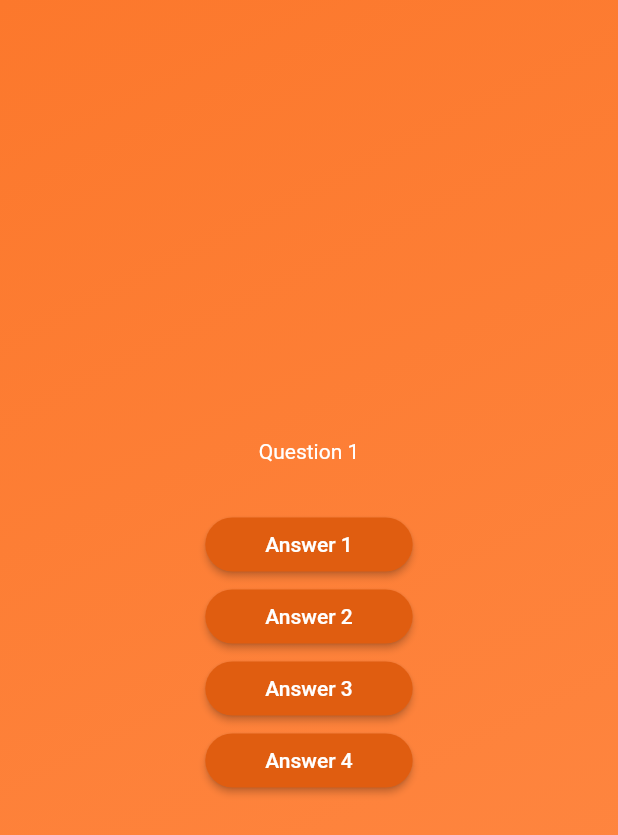
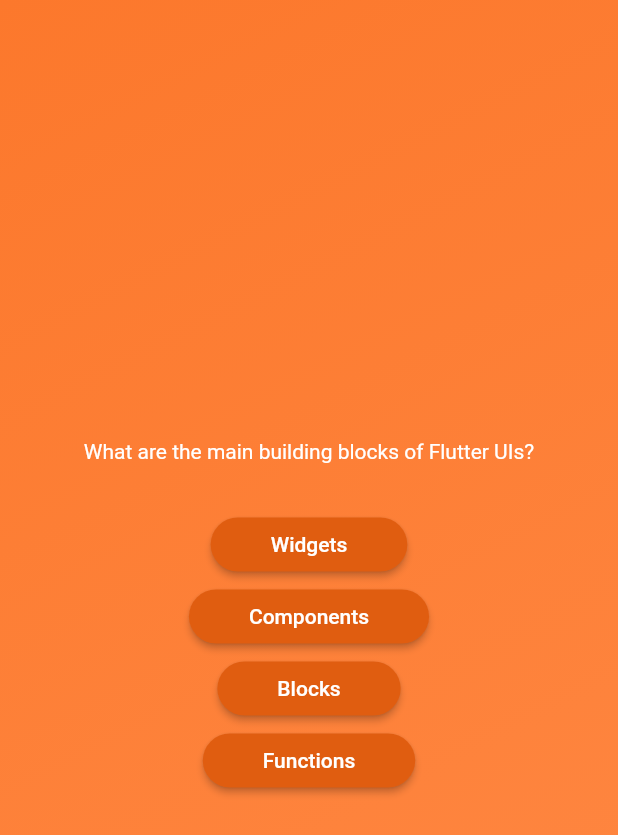
Before and after one commit to destorted93/quiz_app, a Flutter app: the screen it shows after launch, after a tap on "Start Quiz", on a phone screen of 412 x 824 dp. Shown: the top 835 px of the screen. Run offline on Flutter 3.47's test engine with Material 2 defaults, Android fonts, the phone set to English and light mode, and no system bars.

Commit message:
mapped the list and use spread operator to build the list of answers

```diff
--- a/lib/answer_button.dart
+++ b/lib/answer_button.dart
@@ -1,9 +1,10 @@
 import "package:flutter/material.dart";
 
 class AnswerButton extends StatelessWidget {
-  const AnswerButton({super.key, required this.anserText, required this.onTap});
+  const AnswerButton(
+      {super.key, required this.answerText, required this.onTap});
 
-  final String anserText;
+  final String answerText;
   final void Function() onTap;
 
   @override
@@ -21,7 +22,7 @@ class AnswerButton extends StatelessWidget {
           borderRadius: BorderRadius.circular(40),
         ),
       ),
-      child: Text(anserText),
+      child: Text(answerText),
     );
   }
 }
--- a/lib/questions_screen.dart
+++ b/lib/questions_screen.dart
@@ -1,5 +1,6 @@
 import "package:flutter/material.dart";
 import "package:quiz_app/answer_button.dart";
+import "package:quiz_app/data/questions.dart";
 
 class QuestionsScreen extends StatefulWidget {
   const QuestionsScreen({super.key});
@@ -13,32 +14,23 @@ class QuestionsScreen extends StatefulWidget {
 class _QuestionsScreenState extends State<QuestionsScreen> {
   @override
   Widget build(context) {
+    final currentQuestion = questions[0];
+
     return SizedBox(
       width: double.infinity,
       child: Column(
         mainAxisAlignment: MainAxisAlignment.center,
         children: [
-          const Text(
-            "Question 1",
-            style: TextStyle(color: Colors.white),
+          Text(
+            currentQuestion.text,
+            style: const TextStyle(
+              color: Colors.white,
+            ),
           ),
           const SizedBox(height: 30),
-          AnswerButton(
-            onTap: () {},
-            anserText: "Answer 1",
-          ),
-          AnswerButton(
-            onTap: () {},
-            anserText: "Answer 2",
-          ),
-          AnswerButton(
-            onTap: () {},
-            anserText: "Answer 3",
-          ),
-          AnswerButton(
-            onTap: () {},
-            anserText: "Answer 4",
-          ),
+          ...currentQuestion.answers.map((answer) {
+            return AnswerButton(answerText: answer, onTap: () {});
+          })
         ],
       ),
     );
```
